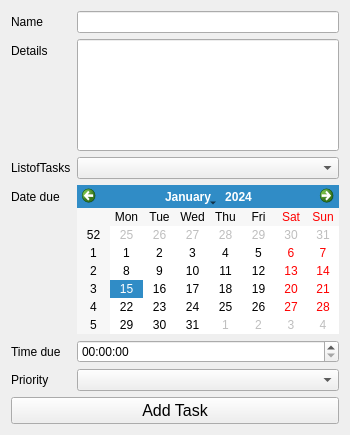
Qt form Presentation/AddTaskWidget.ui (TarcaAndrei/NotesApp) before a commit.
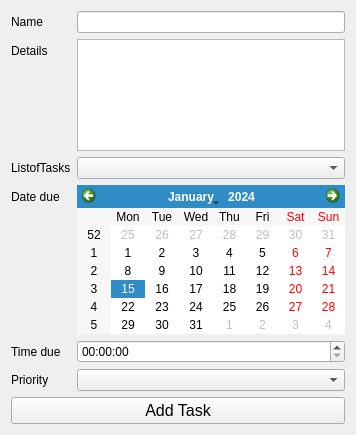
The same form after that commit.

Commit message: Added feature - add new task

The edit to the form file:
```diff
--- a/Presentation/AddTaskWidget.ui
+++ b/Presentation/AddTaskWidget.ui
@@ -6,7 +6,7 @@
    <rect>
     <x>0</x>
     <y>0</y>
-    <width>350</width>
+    <width>356</width>
     <height>435</height>
    </rect>
   </property>
@@ -35,16 +35,6 @@
          </property>
         </widget>
        </item>
-       <item row="1" column="1">
-        <widget class="QLineEdit" name="detailsLineEdit">
-         <property name="sizePolicy">
-          <sizepolicy hsizetype="Expanding" vsizetype="Expanding">
-           <horstretch>0</horstretch>
-           <verstretch>0</verstretch>
-          </sizepolicy>
-         </property>
-        </widget>
-       </item>
        <item row="2" column="0">
         <widget class="QLabel" name="label_4">
          <property name="text">
@@ -85,6 +75,9 @@
          </property>
         </widget>
        </item>
+       <item row="1" column="1">
+        <widget class="QTextEdit" name="detailsEdit"/>
+       </item>
       </layout>
      </item>
     </layout>
```
The commit also changes 10 other files.
